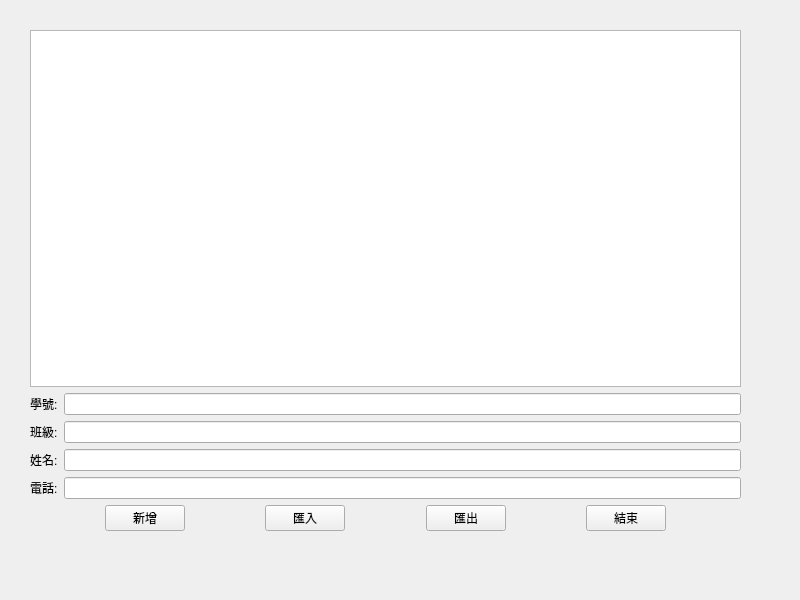
Qt form widget.ui (stanly0421/contactbook) before a commit.
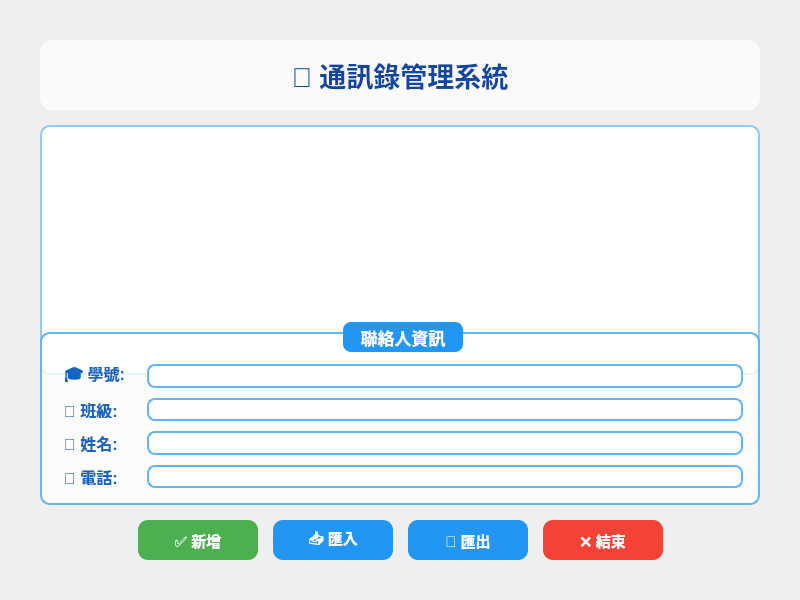
The same form after that commit.

Commit message: Beautify widget.ui with colors, icons, and improved layout

Patch:
```diff
--- a/widget.ui
+++ b/widget.ui
@@ -11,29 +11,219 @@
    </rect>
   </property>
   <property name="windowTitle">
-   <string>Widget</string>
+   <string>通訊錄管理系統</string>
+  </property>
+  <property name="styleSheet">
+   <string notr="true">QWidget {
+    background: qlineargradient(x1:0, y1:0, x2:1, y2:1,
+                                stop:0 #e3f2fd, stop:1 #bbdefb);
+}
+
+QLabel {
+    color: #1565c0;
+    font-weight: bold;
+    font-size: 12pt;
+    padding: 3px;
+}
+
+QLineEdit {
+    background-color: white;
+    border: 2px solid #64b5f6;
+    border-radius: 8px;
+    padding: 6px;
+    font-size: 11pt;
+    selection-background-color: #42a5f5;
+}
+
+QLineEdit:focus {
+    border: 2px solid #1976d2;
+    background-color: #ffffff;
+}
+
+QPushButton {
+    background-color: #2196f3;
+    color: white;
+    border: none;
+    border-radius: 10px;
+    padding: 10px 20px;
+    font-size: 11pt;
+    font-weight: bold;
+    min-width: 80px;
+}
+
+QPushButton:hover {
+    background-color: #1976d2;
+}
+
+QPushButton:pressed {
+    background-color: #0d47a1;
+}
+
+QPushButton#pushButton {
+    background-color: #4caf50;
+}
+
+QPushButton#pushButton:hover {
+    background-color: #45a049;
+}
+
+QPushButton#pushButton:pressed {
+    background-color: #388e3c;
+}
+
+QPushButton#pushButton_4 {
+    background-color: #f44336;
+}
+
+QPushButton#pushButton_4:hover {
+    background-color: #e53935;
+}
+
+QPushButton#pushButton_4:pressed {
+    background-color: #c62828;
+}
+
+QTableWidget {
+    background-color: white;
+    border: 2px solid #90caf9;
+    border-radius: 10px;
+    gridline-color: #bbdefb;
+    selection-background-color: #64b5f6;
+    selection-color: white;
+    font-size: 10pt;
+}
+
+QTableWidget::item {
+    padding: 5px;
+}
+
+QHeaderView::section {
+    background-color: #1976d2;
+    color: white;
+    padding: 8px;
+    border: 1px solid #1565c0;
+    font-size: 11pt;
+    font-weight: bold;
+}
+
+QHeaderView::section:hover {
+    background-color: #1565c0;
+}</string>
   </property>
   <widget class="QWidget" name="verticalLayoutWidget_2">
    <property name="geometry">
     <rect>
-     <x>30</x>
-     <y>30</y>
-     <width>711</width>
-     <height>501</height>
+     <x>20</x>
+     <y>20</y>
+     <width>760</width>
+     <height>560</height>
     </rect>
    </property>
    <layout class="QVBoxLayout" name="verticalLayout_2">
+    <property name="spacing">
+     <number>15</number>
+    </property>
+    <property name="leftMargin">
+     <number>20</number>
+    </property>
+    <property name="topMargin">
+     <number>20</number>
+    </property>
+    <property name="rightMargin">
+     <number>20</number>
+    </property>
+    <property name="bottomMargin">
+     <number>20</number>
+    </property>
     <item>
-     <widget class="QTableWidget" name="tableWidget"/>
+     <widget class="QLabel" name="titleLabel">
+      <property name="text">
+       <string>📇 通訊錄管理系統</string>
+      </property>
+      <property name="alignment">
+       <set>Qt::AlignmentFlag::AlignCenter</set>
+      </property>
+      <property name="styleSheet">
+       <string notr="true">QLabel {
+    font-size: 20pt;
+    font-weight: bold;
+    color: #0d47a1;
+    background-color: rgba(255, 255, 255, 180);
+    border-radius: 12px;
+    padding: 15px;
+}</string>
+      </property>
+     </widget>
     </item>
+    <item>
+     <widget class="QTableWidget" name="tableWidget">
+      <property name="minimumSize">
+       <size>
+        <width>0</width>
+        <height>250</height>
+       </size>
+      </property>
+     </widget>
+    </item>
+    <item>
+     <widget class="QGroupBox" name="inputGroupBox">
+      <property name="title">
+       <string>聯絡人資訊</string>
+      </property>
+      <property name="styleSheet">
+       <string notr="true">QGroupBox {
+    background-color: rgba(255, 255, 255, 200);
+    border: 2px solid #64b5f6;
+    border-radius: 10px;
+    margin-top: 10px;
+    font-size: 13pt;
+    font-weight: bold;
+    color: #1565c0;
+    padding-top: 15px;
+}
+
+QGroupBox::title {
+    subcontrol-origin: margin;
+    subcontrol-position: top center;
+    padding: 5px 15px;
+    background-color: #2196f3;
+    color: white;
+    border-radius: 8px;
+}</string>
+      </property>
+      <layout class="QVBoxLayout" name="groupBoxLayout">
+       <property name="spacing">
+        <number>10</number>
+       </property>
+       <property name="leftMargin">
+        <number>15</number>
+       </property>
+       <property name="topMargin">
+        <number>15</number>
+       </property>
+       <property name="rightMargin">
+        <number>15</number>
+       </property>
+       <property name="bottomMargin">
+        <number>15</number>
+       </property>
     <item>
      <layout class="QVBoxLayout" name="verticalLayout">
       <item>
        <layout class="QHBoxLayout" name="horizontalLayout_2">
+         <property name="spacing">
+          <number>10</number>
+         </property>
         <item>
          <widget class="QLabel" name="label_2">
+           <property name="minimumSize">
+            <size>
+             <width>80</width>
+             <height>0</height>
+            </size>
+           </property>
           <property name="text">
-           <string>學號:</string>
+            <string>🎓 學號:</string>
           </property>
          </widget>
         </item>
@@ -44,10 +234,19 @@
       </item>
       <item>
        <layout class="QHBoxLayout" name="horizontalLayout_3">
+         <property name="spacing">
+          <number>10</number>
+         </property>
         <item>
          <widget class="QLabel" name="label_3">
+           <property name="minimumSize">
+            <size>
+             <width>80</width>
+             <height>0</height>
+            </size>
+           </property>
           <property name="text">
-           <string>班級:</string>
+            <string>🏫 班級:</string>
           </property>
          </widget>
         </item>
@@ -58,10 +257,19 @@
       </item>
       <item>
        <layout class="QHBoxLayout" name="horizontalLayout">
+         <property name="spacing">
+          <number>10</number>
+         </property>
         <item>
          <widget class="QLabel" name="label">
+           <property name="minimumSize">
+            <size>
+             <width>80</width>
+             <height>0</height>
+            </size>
+           </property>
           <property name="text">
-           <string>姓名:</string>
+            <string>👤 姓名:</string>
           </property>
          </widget>
         </item>
@@ -70,14 +278,21 @@
         </item>
        </layout>
       </item>
-     </layout>
-    </item>
     <item>
      <layout class="QHBoxLayout" name="horizontalLayout_5">
+         <property name="spacing">
+          <number>10</number>
+         </property>
       <item>
        <widget class="QLabel" name="label_4">
+           <property name="minimumSize">
+            <size>
+             <width>80</width>
+             <height>0</height>
+            </size>
+           </property>
         <property name="text">
-         <string>電話:</string>
+            <string>📞 電話:</string>
         </property>
        </widget>
       </item>
@@ -86,8 +301,16 @@
       </item>
      </layout>
     </item>
+       </layout>
+      </item>
+      </layout>
+     </widget>
+    </item>
     <item>
      <layout class="QHBoxLayout" name="horizontalLayout_4">
+      <property name="spacing">
+       <number>15</number>
+      </property>
       <item>
        <spacer name="horizontalSpacer">
         <property name="orientation">
@@ -103,73 +326,58 @@
       </item>
       <item>
        <widget class="QPushButton" name="pushButton">
-        <property name="text">
-         <string>新增</string>
-        </property>
-       </widget>
-      </item>
-      <item>
-       <spacer name="horizontalSpacer_2">
-        <property name="orientation">
-         <enum>Qt::Orientation::Horizontal</enum>
-        </property>
-        <property name="sizeHint" stdset="0">
+        <property name="minimumSize">
          <size>
-          <width>40</width>
-          <height>20</height>
+          <width>100</width>
+          <height>40</height>
          </size>
         </property>
-       </spacer>
+        <property name="text">
+         <string>✅ 新增</string>
+        </property>
+       </widget>
       </item>
       <item>
        <widget class="QPushButton" name="pushButton_3">
-        <property name="text">
-         <string>匯入</string>
-        </property>
-       </widget>
-      </item>
-      <item>
-       <spacer name="horizontalSpacer_3">
-        <property name="orientation">
-         <enum>Qt::Orientation::Horizontal</enum>
-        </property>
-        <property name="sizeHint" stdset="0">
+        <property name="minimumSize">
          <size>
-          <width>40</width>
-          <height>20</height>
+          <width>100</width>
+          <height>40</height>
          </size>
         </property>
-       </spacer>
+        <property name="text">
+         <string>📥 匯入</string>
+        </property>
+       </widget>
       </item>
       <item>
        <widget class="QPushButton" name="pushButton_2">
-        <property name="text">
-         <string>匯出</string>
-        </property>
-       </widget>
-      </item>
-      <item>
-       <spacer name="horizontalSpacer_4">
-        <property name="orientation">
-         <enum>Qt::Orientation::Horizontal</enum>
-        </property>
-        <property name="sizeHint" stdset="0">
+        <property name="minimumSize">
          <size>
-          <width>40</width>
-          <height>20</height>
+          <width>100</width>
+          <height>40</height>
          </size>
         </property>
-       </spacer>
+        <property name="text">
+         <string>💾 匯出</string>
+        </property>
+       </widget>
       </item>
       <item>
        <widget class="QPushButton" name="pushButton_4">
+        <property name="minimumSize">
+         <size>
+          <width>100</width>
+          <height>40</height>
+         </size>
+        </property>
         <property name="text">
-         <string>結束</string>
+         <string>❌ 結束</string>
         </property>
        </widget>
       </item>
       <item>
-       <spacer name="horizontalSpacer_5">
+       <spacer name="horizontalSpacer_2">
         <property name="orientation">
          <enum>Qt::Orientation::Horizontal</enum>
         </property>
```
Lines whose indentation alone changed are shown as unchanged. The commit also changes 9 other files.
